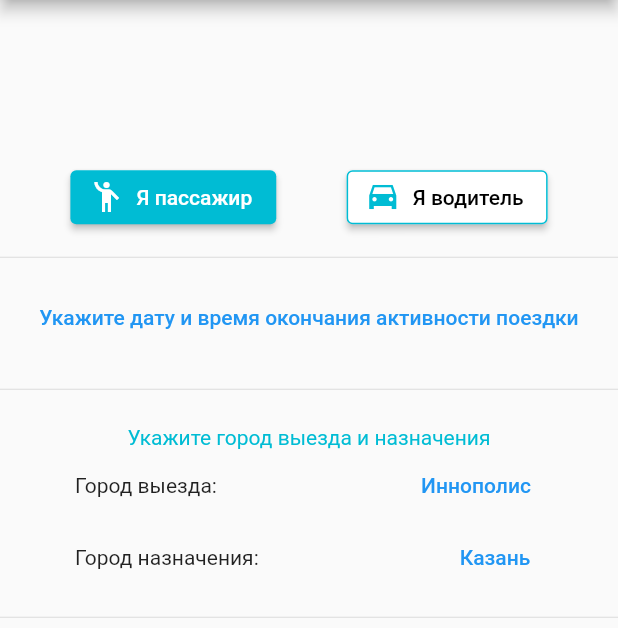
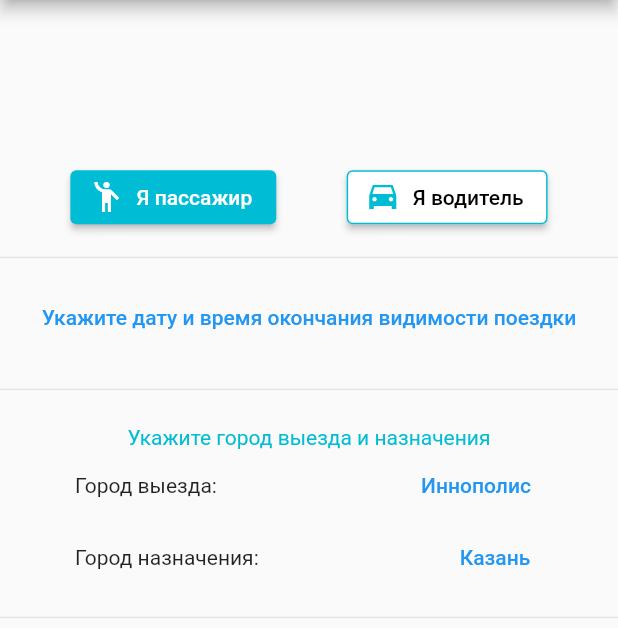
Before and after one commit to Gnutovv/inno_commute, a Flutter app: the screen it shows after launch, item 3 of the bottom bar chosen, on a phone screen of 412 x 824 dp, the part 84-712 px from its top. Run offline on Flutter 3.47's test engine with Material 2 defaults, Android fonts, the phone set to English and light mode, and no system bars; our stand-ins replace bloc, flutter_bloc, flutter_datetime_picker; missing offline and left inert: select_dialog.

Commit message:
Текстовые константы

```diff
--- a/lib/future/presenter/pages/create_trip_page.dart
+++ b/lib/future/presenter/pages/create_trip_page.dart
@@ -16,6 +16,10 @@ class CreateTripPage extends StatelessWidget {
   @override
   Widget build(BuildContext context) {
     var _commentController = TextEditingController();
+    if (context.read<NewTripCubit>().state.repository.trip.isComment) {
+      _commentController.text =
+          context.read<NewTripCubit>().state.repository.trip.comment;
+    }
     return SingleChildScrollView(
       child: Column(
         children: [
--- a/lib/future/presenter/res/text_const.dart
+++ b/lib/future/presenter/res/text_const.dart
@@ -1,6 +1,6 @@
 const String isNotTrips = 'В данный момент активных поездок нет.';
 const String isError = 'Произошла ошибка загрузки данных.';
-const String setDateTrip = 'Укажите дату и время окончания активности поездки';
+const String setDateTrip = 'Укажите дату и время окончания видимости поездки';
 const String setFromDirection = 'Укажите город выезда и назначения';
 const String commentDescription = 'Добавить комментарий к поездке';
 const String commentHelper = 'Кол-во человек, точное место и т.д.';
@@ -9,3 +9,11 @@ const String tripWasCreated = 'Поездка создана';
 const String tripWasNotCreated =
     'Ошибка. Проверьте, все ли данные корректно заполнены.';
 const String createTripText = 'Создать поездку';
+const String passengerP = 'Пассажиры';
+const String driverP = 'Водители';
+const String newTripP = 'Новая поездка';
+const String myTripP = 'Мои поездки';
+const String settingsP = 'Настройки';
+const String appName = 'Inno Commute';
+
+//const String  = ;
```
Also changed, not shown: lib/future/model/repository/new_trip_repository.dart (+6 -1 lines), lib/future/presenter/pages/application.dart (+7 -84 lines), lib/future/presenter/pages/settings_page.dart (+19 -3 lines).
